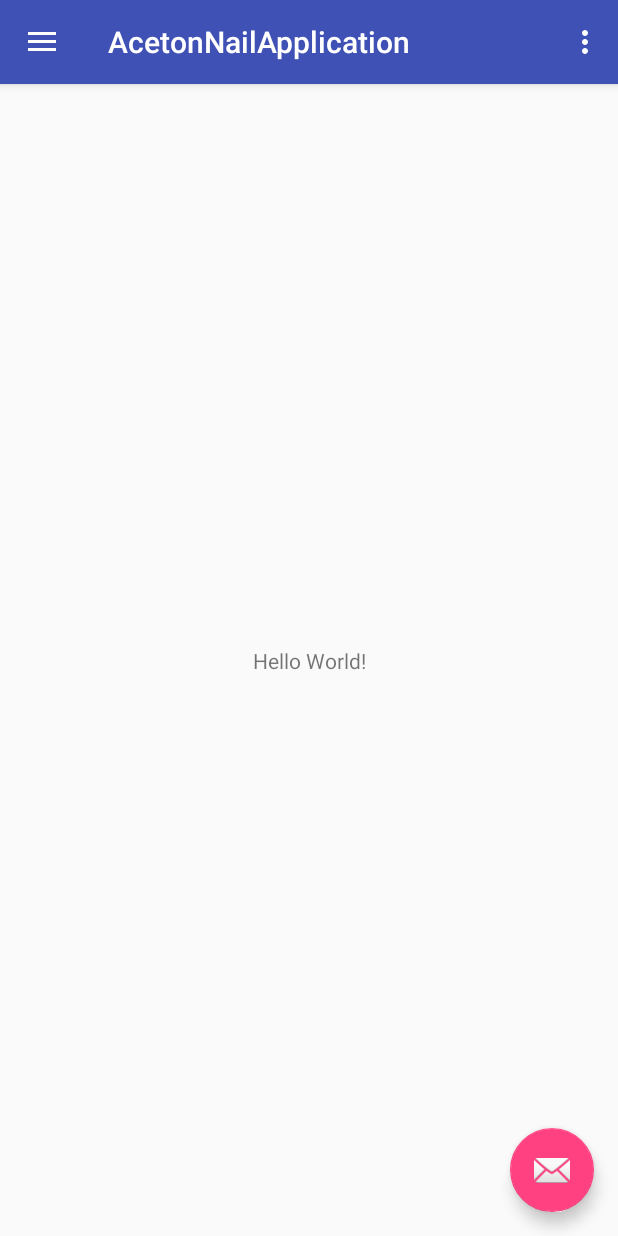
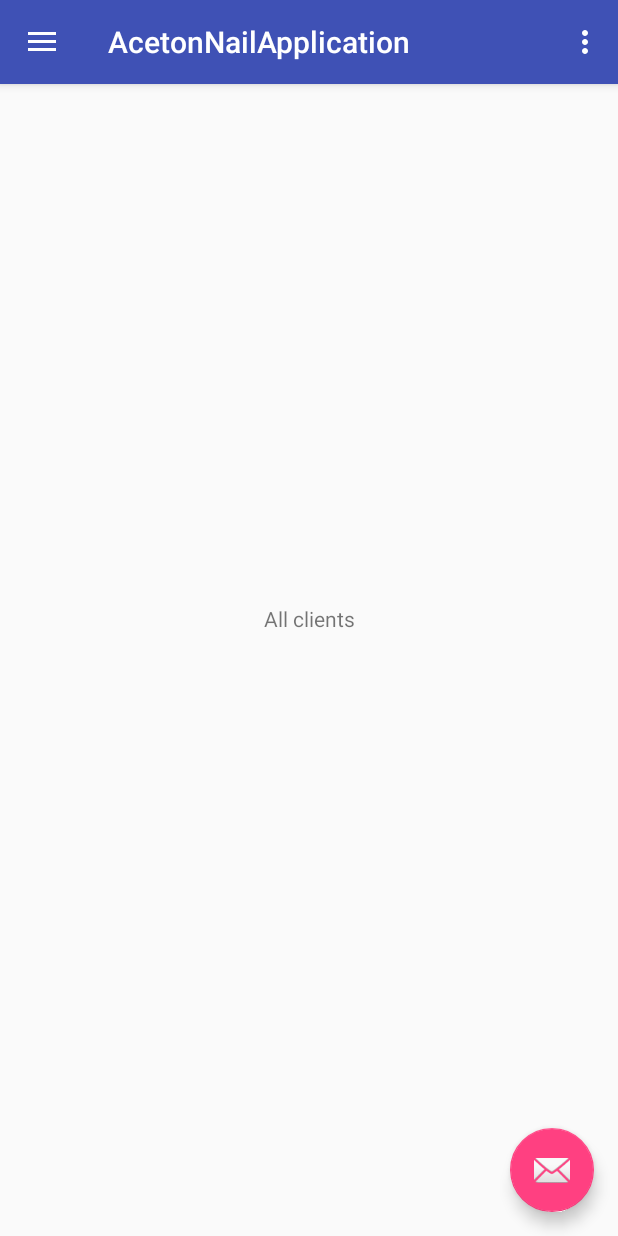
Before and after one commit to zore3xAD/AcetonNailApplication, an Android app: the screen it shows after launch (MainActivity), after a tap on "Clients", on a phone screen of 412 x 824 dp. Run offline under Robolectric (Android 15) with nearby library versions, the phone set to English and light mode, and no system bars; 1 other tap on this screen came first.

Commit message:
Create clients fragment

```diff
--- a/app/src/main/java/com/android/zore3x/acetonnailapplication/MainActivity.java
+++ b/app/src/main/java/com/android/zore3x/acetonnailapplication/MainActivity.java
@@ -3,6 +3,8 @@ package com.android.zore3x.acetonnailapplication;
 import android.os.Bundle;
 import android.support.design.widget.FloatingActionButton;
 import android.support.design.widget.Snackbar;
+import android.support.v4.app.Fragment;
+import android.support.v4.app.FragmentManager;
 import android.util.Log;
 import android.view.View;
 import android.support.design.widget.NavigationView;
@@ -13,6 +15,8 @@ import android.support.v7.app.AppCompatActivity;
 import android.support.v7.widget.Toolbar;
 import android.view.Menu;
 import android.view.MenuItem;
+
+import com.android.zore3x.acetonnailapplication.clients.ClientsListFragment;
 
 public class MainActivity extends AppCompatActivity
         implements NavigationView.OnNavigationItemSelectedListener {
@@ -86,6 +90,7 @@ public class MainActivity extends AppCompatActivity
         switch (id) {
             case R.id.nav_clients:
                 Log.i(TAG, "Clients tab");
+                fillMainContent(ClientsListFragment.newInstance());
                 break;
             case R.id.nav_masters:
                 Log.i(TAG, "Masters tab");
@@ -99,4 +104,16 @@ public class MainActivity extends AppCompatActivity
         drawer.closeDrawer(GravityCompat.START);
         return true;
     }
+
+    private void fillMainContent(Fragment fragment) {
+        FragmentManager fm = getSupportFragmentManager();
+        Fragment fragmentContainer = fm.findFragmentById(R.id.fragment_container);
+
+        if (fragmentContainer == null) {
+            fragmentContainer = fragment;
+            fm.beginTransaction()
+                    .add(R.id.fragment_container, fragmentContainer)
+                    .commit();
+        }
+    }
 }
--- /dev/null
+++ b/app/src/main/java/com/android/zore3x/acetonnailapplication/clients/ClientsListFragment.java
@@ -0,0 +1,39 @@
+package com.android.zore3x.acetonnailapplication.clients;
+
+import android.os.Bundle;
+import android.support.annotation.Nullable;
+import android.support.v4.app.Fragment;
+import android.util.Log;
+import android.view.LayoutInflater;
+import android.view.View;
+import android.view.ViewGroup;
+
+import com.android.zore3x.acetonnailapplication.R;
+
+/**
+ * Created by DobrogorskiyAA on 27.11.2017.
+ */
+
+public class ClientsListFragment extends Fragment {
+
+    private static final String TAG = "ClientsListFragment";
+
+    public static ClientsListFragment newInstance() {
+
+        Bundle args = new Bundle();
+
+        ClientsListFragment fragment = new ClientsListFragment();
+        fragment.setArguments(args);
+        return fragment;
+    }
+
+    @Nullable
+    @Override
+    public View onCreateView(LayoutInflater inflater, @Nullable ViewGroup container, @Nullable Bundle savedInstanceState) {
+        Log.i(TAG, "All client list fragment");
+
+        View v = inflater.inflate(R.layout.fragment_clients_list, container, false);
+
+        return v;
+    }
+}
--- a/app/src/main/res/layout/content_main.xml
+++ b/app/src/main/res/layout/content_main.xml
@@ -1,21 +1,7 @@
 <?xml version="1.0" encoding="utf-8"?>
-<android.support.constraint.ConstraintLayout
+<FrameLayout
     xmlns:android="http://schemas.android.com/apk/res/android"
-    xmlns:tools="http://schemas.android.com/tools"
-    xmlns:app="http://schemas.android.com/apk/res-auto"
+    android:id="@+id/fragment_container"
+    android:layout_height="match_parent"
     android:layout_width="match_parent"
-    android:layout_height="match_parent"
-    app:layout_behavior="@string/appbar_scrolling_view_behavior"
-    tools:showIn="@layout/app_bar_main"
-    tools:context="com.android.zore3x.acetonnailapplication.MainActivity">
-
-    <TextView
-        android:layout_width="wrap_content"
-        android:layout_height="wrap_content"
-        android:text="Hello World!"
-        app:layout_constraintBottom_toBottomOf="parent"
-        app:layout_constraintLeft_toLeftOf="parent"
-        app:layout_constraintRight_toRightOf="parent"
-        app:layout_constraintTop_toTopOf="parent" />
-
-</android.support.constraint.ConstraintLayout>
+    />
--- /dev/null
+++ b/app/src/main/res/layout/fragment_clients_list.xml
@@ -0,0 +1,22 @@
+<?xml version="1.0" encoding="utf-8"?>
+<android.support.constraint.ConstraintLayout xmlns:android="http://schemas.android.com/apk/res/android"
+                                             xmlns:app="http://schemas.android.com/apk/res-auto"
+                                             xmlns:tools="http://schemas.android.com/tools"
+                                             android:layout_width="match_parent"
+              android:layout_height="match_parent"
+              android:orientation="vertical">
+
+    <TextView
+        android:id="@+id/textView2"
+        android:layout_width="wrap_content"
+        android:layout_height="wrap_content"
+        android:layout_marginBottom="8dp"
+        android:layout_marginLeft="8dp"
+        android:layout_marginRight="8dp"
+        android:layout_marginTop="8dp"
+        android:text="All clients"
+        app:layout_constraintBottom_toBottomOf="parent"
+        app:layout_constraintLeft_toLeftOf="parent"
+        app:layout_constraintRight_toRightOf="parent"
+        app:layout_constraintTop_toTopOf="parent"/>
+</android.support.constraint.ConstraintLayout>
```
